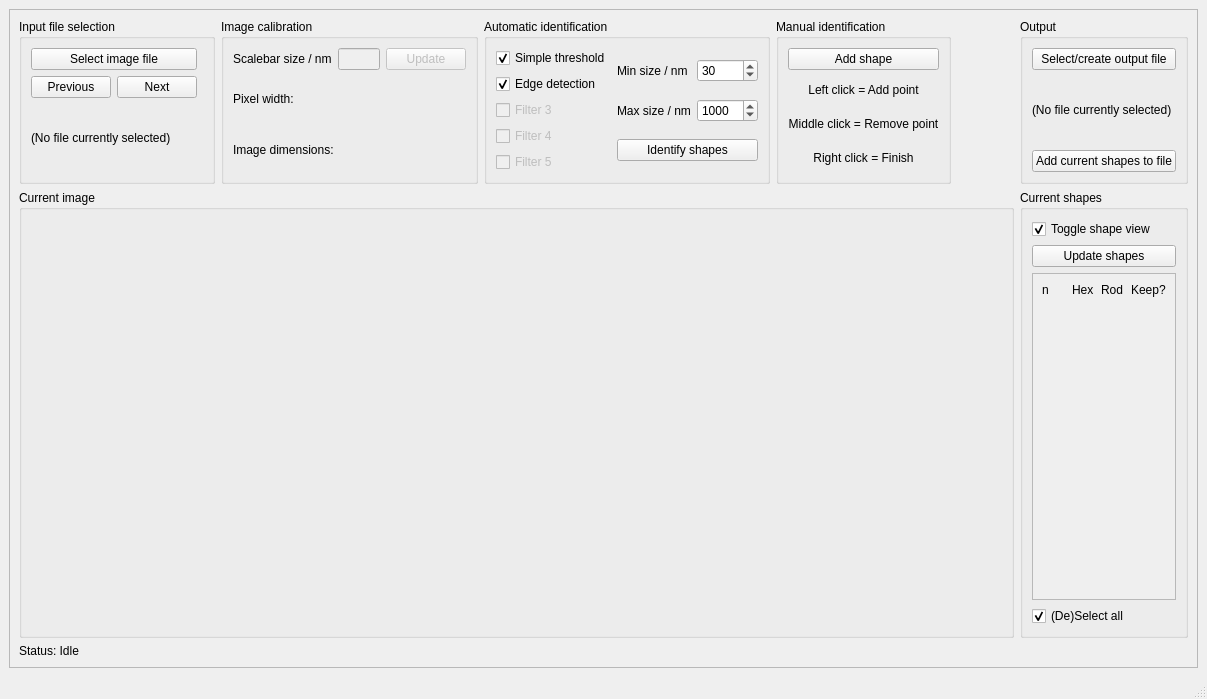
Above: particle-counter/gui_draft_2.ui from grlewis333/phd-work before the change. Below: the same form after it.
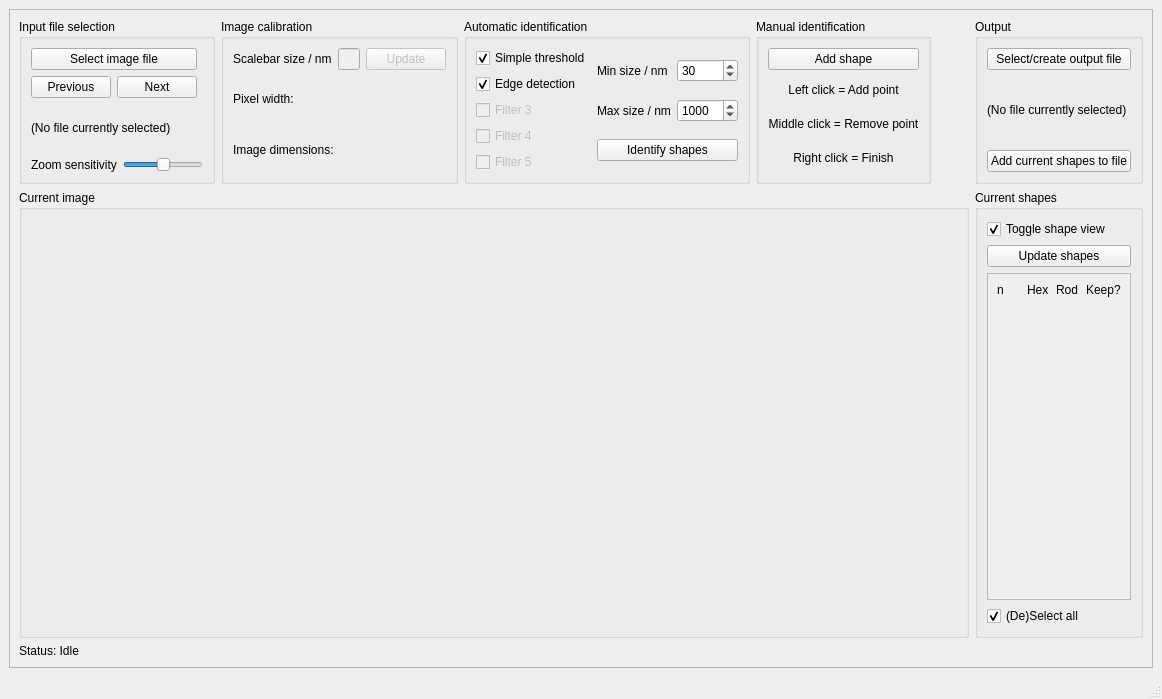
That is the form after the change.

```diff
--- a/particle-counter/gui_draft_2.ui
+++ b/particle-counter/gui_draft_2.ui
@@ -6,10 +6,16 @@
    <rect>
     <x>0</x>
     <y>0</y>
-    <width>1207</width>
+    <width>1162</width>
     <height>699</height>
    </rect>
   </property>
+  <property name="minimumSize">
+   <size>
+    <width>200</width>
+    <height>200</height>
+   </size>
+  </property>
   <property name="windowTitle">
    <string>SEM Particle Counter</string>
   </property>
@@ -74,6 +80,33 @@
             </item>
            </layout>
           </item>
+          <item row="1" column="0">
+           <layout class="QHBoxLayout" name="horizontalLayout">
+            <item>
+             <widget class="QLabel" name="label_6">
+              <property name="text">
+               <string>Zoom sensitivity</string>
+              </property>
+             </widget>
+            </item>
+            <item>
+             <widget class="QSlider" name="horizontalSlider_zoom">
+              <property name="maximum">
+               <number>120</number>
+              </property>
+              <property name="pageStep">
+               <number>9</number>
+              </property>
+              <property name="value">
+               <number>60</number>
+              </property>
+              <property name="orientation">
+               <enum>Qt::Horizontal</enum>
+              </property>
+             </widget>
+            </item>
+           </layout>
+          </item>
          </layout>
         </widget>
        </item>
```
Left out of the diff: 22 changed lines with no effect on the pictures.
